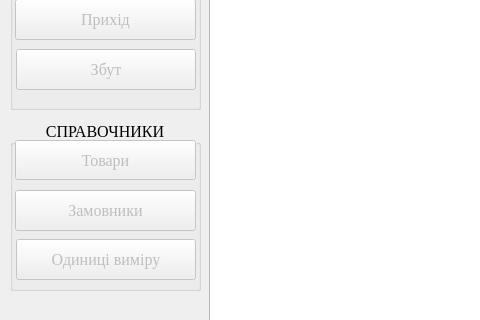
First picture: the form in mainwindow.ui, repository andrboyko/zbyt, before the edit; both pictures show x 0 to 480 and y 109 to 429 of the 925 by 670 pixel window.
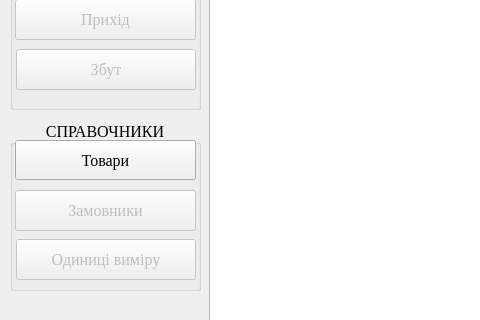
Second picture: the form after the edit. Icons and pictures are not drawn.

Diff of the .ui file:
```diff
--- a/mainwindow.ui
+++ b/mainwindow.ui
@@ -521,7 +521,7 @@
     </widget>
     <widget class="QPushButton" name="pushButton_8">
      <property name="enabled">
-      <bool>false</bool>
+      <bool>true</bool>
      </property>
      <property name="geometry">
       <rect>
```
